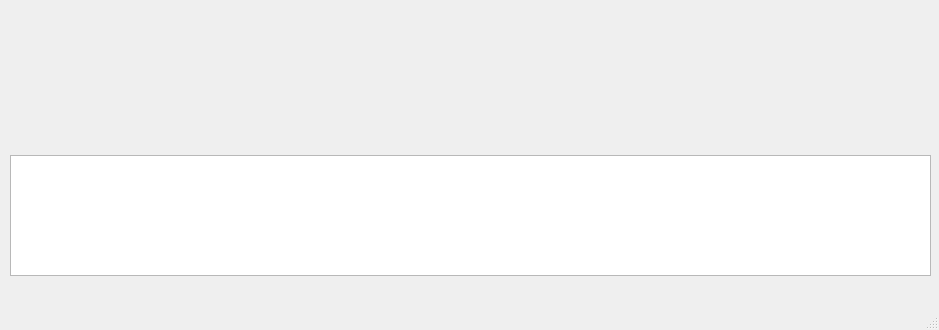
This is mainwindow.ui in tontonmorale/pds-threaded-server as Qt 5 draws it before an edit; both pictures show x 0 to 939 and y 302 to 632 of the 939 by 632 pixel window. The edited form follows.
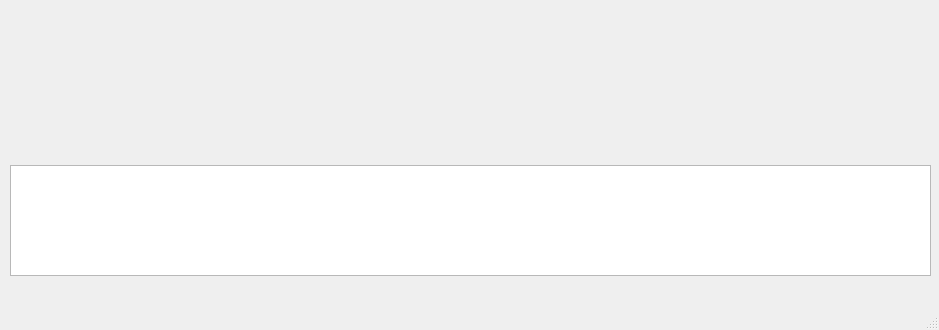
This is the edited form.

```diff
--- a/mainwindow.ui
+++ b/mainwindow.ui
@@ -18,9 +18,9 @@
     <property name="geometry">
      <rect>
       <x>10</x>
-      <y>440</y>
+      <y>450</y>
       <width>921</width>
-      <height>121</height>
+      <height>111</height>
      </rect>
     </property>
     <property name="inputMethodHints">
@@ -33,10 +33,10 @@
    <widget class="QWidget" name="gridLayoutWidget">
     <property name="geometry">
      <rect>
-      <x>50</x>
-      <y>40</y>
-      <width>371</width>
-      <height>321</height>
+      <x>140</x>
+      <y>60</y>
+      <width>711</width>
+      <height>311</height>
      </rect>
     </property>
     <layout class="QGridLayout" name="gridLayout"/>
```
Left out of the diff: 2 changed lines with no effect on the pictures.
